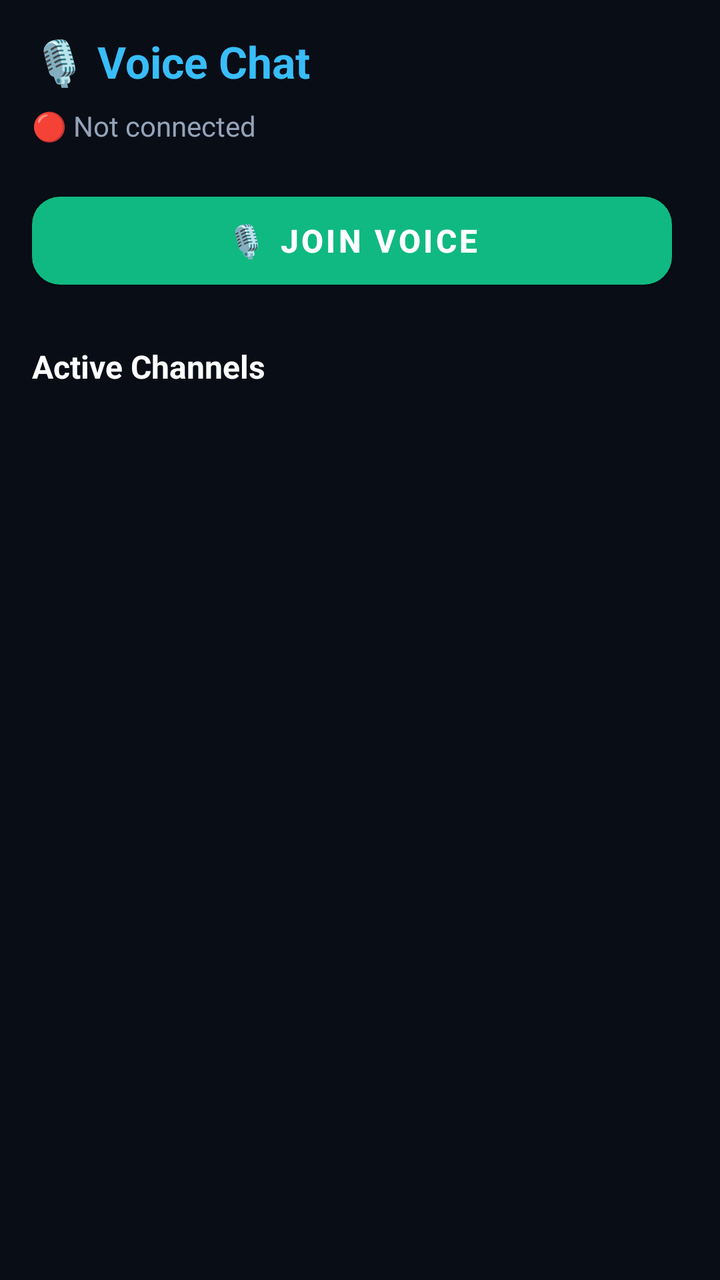
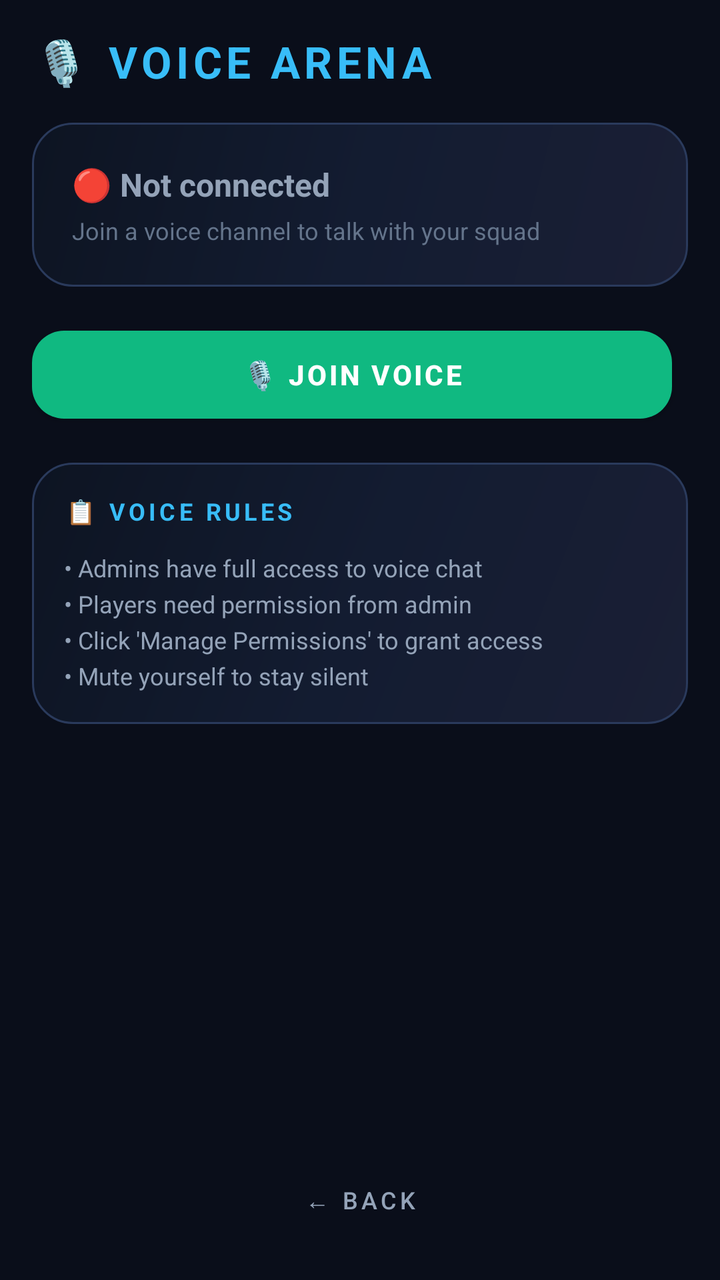

An Android layout rendered at two revisions. The XML below is the earlier revision; the diff shows what the commit changed to produce the second picture.
<!-- AndroidManifest.xml: activity theme Theme.ZeroStress -->
<!-- res/layout/activity_voice.xml -->
<?xml version="1.0" encoding="utf-8"?>
<LinearLayout xmlns:android="http://schemas.android.com/apk/res/android"
    xmlns:app="http://schemas.android.com/apk/res-auto"
    android:layout_width="match_parent"
    android:layout_height="match_parent"
    android:orientation="vertical"
    android:background="#090d16"
    android:padding="16dp">

    <TextView
        android:layout_width="wrap_content"
        android:layout_height="wrap_content"
        android:text="🎙️ Voice Chat"
        android:textColor="#38bdf8"
        android:textSize="22sp"
        android:textStyle="bold" />

    <TextView
        android:id="@+id/tvVoiceStatus"
        android:layout_width="wrap_content"
        android:layout_height="wrap_content"
        android:text="🔴 Not connected"
        android:textColor="#94a3b8"
        android:textSize="14sp"
        android:layout_marginTop="8dp" />

    <LinearLayout
        android:layout_width="match_parent"
        android:layout_height="wrap_content"
        android:orientation="horizontal"
        android:layout_marginTop="20dp">

        <com.google.android.material.button.MaterialButton
            android:id="@+id/btnJoinLeave"
            android:layout_width="0dp"
            android:layout_height="56dp"
            android:layout_weight="1"
            android:layout_marginEnd="8dp"
            android:text="🎙️ Join Voice"
            android:textColor="#ffffff"
            android:textSize="16sp"
            android:textStyle="bold"
            app:backgroundTint="#10b981"
            app:cornerRadius="14dp" />

        <com.google.android.material.button.MaterialButton
            android:id="@+id/btnMute"
            android:layout_width="wrap_content"
            android:layout_height="56dp"
            android:text="🔇 Mute"
            android:textColor="#ffffff"
            android:textSize="14sp"
            android:textStyle="bold"
            app:backgroundTint="#475569"
            app:cornerRadius="14dp"
            android:visibility="gone" />

    </LinearLayout>

    <ProgressBar
        android:id="@+id/progressBar"
        android:layout_width="wrap_content"
        android:layout_height="wrap_content"
        android:layout_gravity="center"
        android:layout_marginTop="16dp"
        android:visibility="gone" />

    <TextView
        android:layout_width="wrap_content"
        android:layout_height="wrap_content"
        android:layout_marginTop="24dp"
        android:text="Active Channels"
        android:textColor="#ffffff"
        android:textSize="16sp"
        android:textStyle="bold" />

    <androidx.recyclerview.widget.RecyclerView
        android:id="@+id/rvChannels"
        android:layout_width="match_parent"
        android:layout_height="0dp"
        android:layout_weight="1"
        android:layout_marginTop="8dp" />

</LinearLayout>
<!-- resources referenced by this layout -->
<resources>
  <style name="Theme.ZeroStress" parent="Theme.MaterialComponents.DayNight.NoActionBar">
          <item name="colorPrimary">@color/primary</item>
          <item name="colorPrimaryDark">@color/primary_dark</item>
          <item name="colorAccent">@color/accent</item>
          <item name="android:windowBackground">@color/bg_main</item>
          <item name="android:statusBarColor">@color/bg_main</item>
          <item name="android:navigationBarColor">@color/bg_main</item>
          <item name="android:textColorPrimary">@color/text_primary</item>
          <item name="android:textColorSecondary">@color/text_secondary</item>
      </style>
  <color name="primary">#38bdf8</color>
  <color name="primary_dark">#0ea5e9</color>
  <color name="accent">#10b981</color>
  <color name="bg_main">#0a0e1a</color>
  <color name="text_primary">#f1f5f9</color>
  <color name="text_secondary">#94a3b8</color>
</resources>

<!-- the commit's change to res/layout/activity_voice.xml (unified diff, before → after) -->
@@ -4,31 +4,87 @@
     android:layout_width="match_parent"
     android:layout_height="match_parent"
     android:orientation="vertical"
-    android:background="#090d16"
+    android:background="@color/bg_main"
     android:padding="16dp">
 
+    
     <TextView
         android:layout_width="wrap_content"
         android:layout_height="wrap_content"
-        android:text="🎙️ Voice Chat"
-        android:textColor="#38bdf8"
+        android:text="🎙️ VOICE ARENA"
+        android:textColor="@color/primary"
         android:textSize="22sp"
-        android:textStyle="bold" />
+        android:textStyle="bold"
+        android:letterSpacing="0.1" />
 
-    <TextView
-        android:id="@+id/tvVoiceStatus"
-        android:layout_width="wrap_content"
+    
+    <LinearLayout
+        android:id="@+id/tvAdminPanel"
+        android:layout_width="match_parent"
         android:layout_height="wrap_content"
-        android:text="🔴 Not connected"
-        android:textColor="#94a3b8"
-        android:textSize="14sp"
-        android:layout_marginTop="8dp" />
+        android:orientation="vertical"
+        android:background="@drawable/bg_gaming_card"
+        android:padding="16dp"
+        android:layout_marginTop="16dp"
+        android:visibility="gone">
 
+        <TextView
+            android:layout_width="wrap_content"
+            android:layout_height="wrap_content"
+            android:text="👑 ADMIN CONTROLS"
+            android:textColor="@color/gold"
+            android:textSize="12sp"
+            android:letterSpacing="0.15"
+            android:textStyle="bold"
+            android:layout_marginBottom="12dp" />
+
+        <com.google.android.material.button.MaterialButton
+            android:id="@+id/btnManagePermissions"
+            android:layout_width="match_parent"
+            android:layout_height="48dp"
+            android:text="👥 MANAGE VOICE PERMISSIONS"
+            android:textColor="@color/white"
+            android:textSize="12sp"
+            android:textStyle="bold"
+            android:letterSpacing="0.05"
+            android:visibility="gone"
+            app:backgroundTint="@color/gold"
+            app:cornerRadius="12dp" />
+    </LinearLayout>
+
+    
+    <LinearLayout
+        android:layout_width="match_parent"
+        android:layout_height="wrap_content"
+        android:orientation="vertical"
+        android:background="@drawable/bg_gaming_card"
+        android:padding="20dp"
+        android:layout_marginTop="16dp">
+
+        <TextView
+            android:id="@+id/tvVoiceStatus"
+            android:layout_width="wrap_content"
+            android:layout_height="wrap_content"
+            android:text="🔴 Not connected"
+            android:textColor="@color/text_secondary"
+            android:textSize="16sp"
+            android:textStyle="bold" />
+
+        <TextView
+            android:layout_width="wrap_content"
+            android:layout_height="wrap_content"
+            android:text="Join a voice channel to talk with your squad"
+            android:textColor="@color/text_muted"
+            android:textSize="12sp"
+            android:layout_marginTop="4dp" />
+    </LinearLayout>
+
+    
     <LinearLayout
         android:layout_width="match_parent"
         android:layout_height="wrap_content"
         android:orientation="horizontal"
-        android:layout_marginTop="20dp">
+        android:layout_marginTop="16dp">
 
         <com.google.android.material.button.MaterialButton
             android:id="@+id/btnJoinLeave"
@@ -37,24 +93,24 @@
             android:layout_weight="1"
             android:layout_marginEnd="8dp"
             android:text="🎙️ Join Voice"
-            android:textColor="#ffffff"
-            android:textSize="16sp"
+            android:textColor="@color/white"
+            android:textSize="14sp"
             android:textStyle="bold"
-            app:backgroundTint="#10b981"
-            app:cornerRadius="14dp" />
+            app:backgroundTint="@color/success"
+            app:cornerRadius="16dp"
+            app:background="@drawable/bg_gaming_button_success" />
 
         <com.google.android.material.button.MaterialButton
             android:id="@+id/btnMute"
             android:layout_width="wrap_content"
             android:layout_height="56dp"
             android:text="🔇 Mute"
-            android:textColor="#ffffff"
+            android:textColor="@color/white"
             android:textSize="14sp"
             android:textStyle="bold"
-            app:backgroundTint="#475569"
-            app:cornerRadius="14dp"
-            android:visibility="gone" />
-
+            android:visibility="gone"
+            app:backgroundTint="@color/text_muted"
+            app:cornerRadius="16dp" />
     </LinearLayout>
 
     <ProgressBar
@@ -63,22 +119,52 @@
         android:layout_height="wrap_content"
         android:layout_gravity="center"
         android:layout_marginTop="16dp"
-        android:visibility="gone" />
+        android:visibility="gone"
+        android:indeterminateTint="@color/primary" />
 
-    <TextView
-        android:layout_width="wrap_content"
+    
+    <LinearLayout
+        android:layout_width="match_parent"
         android:layout_height="wrap_content"
-        android:layout_marginTop="24dp"
-        android:text="Active Channels"
-        android:textColor="#ffffff"
-        android:textSize="16sp"
-        android:textStyle="bold" />
+        android:orientation="vertical"
+        android:background="@drawable/bg_gaming_card"
+        android:padding="16dp"
+        android:layout_marginTop="16dp">
 
-    <androidx.recyclerview.widget.RecyclerView
-        android:id="@+id/rvChannels"
+        <TextView
+            android:layout_width="wrap_content"
+            android:layout_height="wrap_content"
+            android:text="📋 VOICE RULES"
+            android:textColor="@color/primary"
+            android:textSize="12sp"
+            android:letterSpacing="0.15"
+            android:textStyle="bold"
+            android:layout_marginBottom="12dp" />
+
+        <TextView
+            android:layout_width="wrap_content"
+            android:layout_height="wrap_content"
+            android:text="• Admins have full access to voice chat\n• Players need permission from admin\n• Click 'Manage Permissions' to grant access\n• Mute yourself to stay silent"
+            android:textColor="@color/text_secondary"
+            android:textSize="12sp"
+            android:lineSpacingExtra="4dp" />
+    </LinearLayout>
+
+    <View
         android:layout_width="match_parent"
         android:layout_height="0dp"
-        android:layout_weight="1"
-        android:layout_marginTop="8dp" />
+        android:layout_weight="1" />
+
+    
+    <com.google.android.material.button.MaterialButton
+        android:id="@+id/btnBack"
+        style="@style/Widget.MaterialComponents.Button.TextButton"
+        android:layout_width="match_parent"
+        android:layout_height="48dp"
+        android:text="← BACK"
+        android:textColor="@color/text_secondary"
+        android:textSize="12sp"
+        android:letterSpacing="0.15"
+        app:backgroundTint="@android:color/transparent" />
 
 </LinearLayout>
<!-- resource entries referenced after the edit -->
@@ -11,10 +11,54 @@
           <item name="android:textColorSecondary">@color/text_secondary</item>
       </style>
   <color name="primary">#38bdf8</color>
+  <color name="success">#10b981</color>
+  <color name="text_muted">#64748b</color>
   <color name="primary_dark">#0ea5e9</color>
   <color name="accent">#10b981</color>
   <color name="bg_main">#0a0e1a</color>
+  <color name="gold">#f59e0b</color>
   <color name="text_primary">#f1f5f9</color>
   <color name="text_secondary">#94a3b8</color>
+  <color name="white">#FFFFFF</color>
+  <!-- drawable bg_gaming_button_success (drawable) -->
+  <?xml version="1.0" encoding="utf-8"?>
+  <layer-list xmlns:android="http://schemas.android.com/apk/res/android">
+      <item>
+          <shape android:shape="rectangle">
+              <gradient
+                  android:startColor="#10b981"
+                  android:endColor="#059669"
+                  android:angle="0" />
+              <corners android:radius="16dp" />
+          </shape>
+      </item>
+      <item
+          android:bottom="2dp"
+          android:left="2dp"
+          android:right="2dp"
+          android:top="2dp">
+          <shape android:shape="rectangle">
+              <gradient
+                  android:startColor="#059669"
+                  android:endColor="#047857"
+                  android:angle="90" />
+              <corners android:radius="14dp" />
+          </shape>
+      </item>
+  </layer-list>
+  <!-- drawable bg_gaming_card (drawable) -->
+  <?xml version="1.0" encoding="utf-8"?>
+  <shape xmlns:android="http://schemas.android.com/apk/res/android"
+      android:shape="rectangle">
+      <gradient
+          android:startColor="#1a1f35"
+          android:centerColor="#131c31"
+          android:endColor="#0d1422"
+          android:angle="135" />
+      <corners android:radius="20dp" />
+      <stroke
+          android:width="1dp"
+          android:color="#2a3a5c" />
+  </shape>
 </resources>
 
